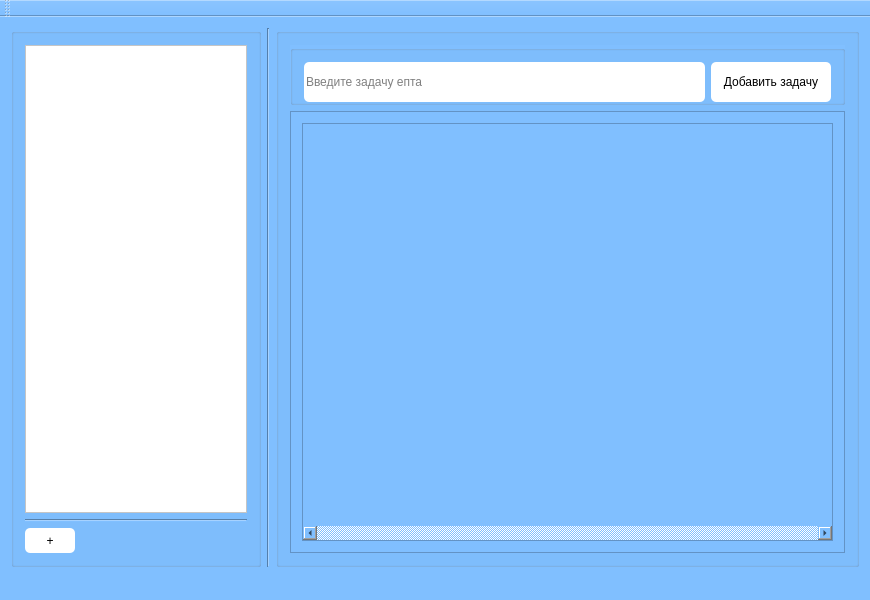
This is ToDo/mainwindow.ui in Endakota/JustToDo as Qt 5 draws it before an edit. The edited form follows.
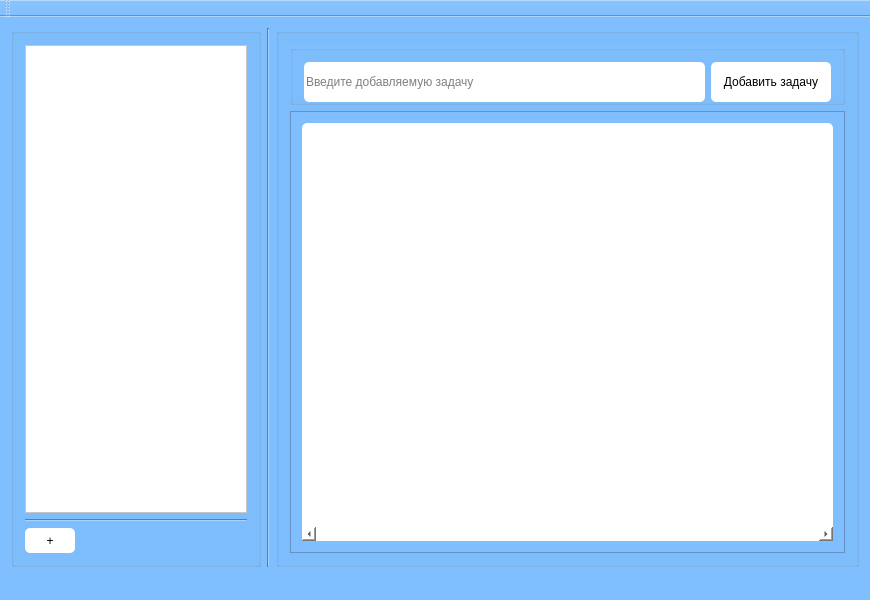
This is the edited form.

What changed in the file:
```diff
--- a/ToDo/mainwindow.ui
+++ b/ToDo/mainwindow.ui
@@ -165,7 +165,7 @@
 background-color: white;</string>
             </property>
             <property name="placeholderText">
-             <string>Введите задачу епта</string>
+             <string>Введите добавляемую задачу</string>
             </property>
            </widget>
           </item>
@@ -217,13 +217,17 @@
            <rect>
             <x>0</x>
             <y>0</y>
-            <width>554</width>
+            <width>555</width>
             <height>420</height>
            </rect>
           </property>
           <layout class="QVBoxLayout" name="verticalLayout_3">
            <item>
             <widget class="QTableWidget" name="tableWidget">
+             <property name="styleSheet">
+              <string notr="true">border-radius: 5px;
+background-color: white; </string>
+             </property>
              <property name="horizontalScrollBarPolicy">
               <enum>Qt::ScrollBarAlwaysOn</enum>
              </property>
```
Left out of the diff: 2 changed lines with no effect on the pictures.
